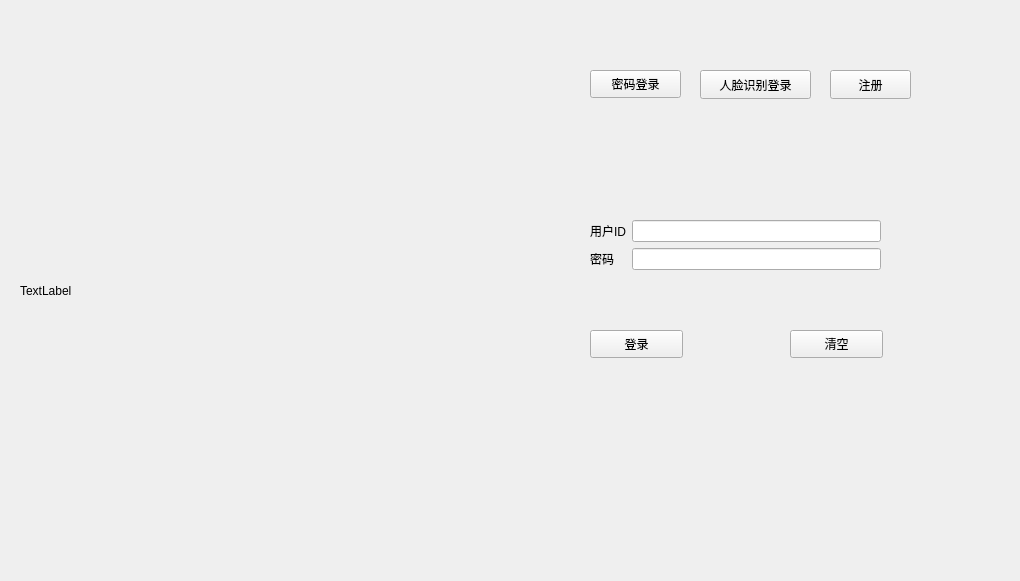
Old version of the form window/register.ui in the repository zzuwcc/zzu-12.
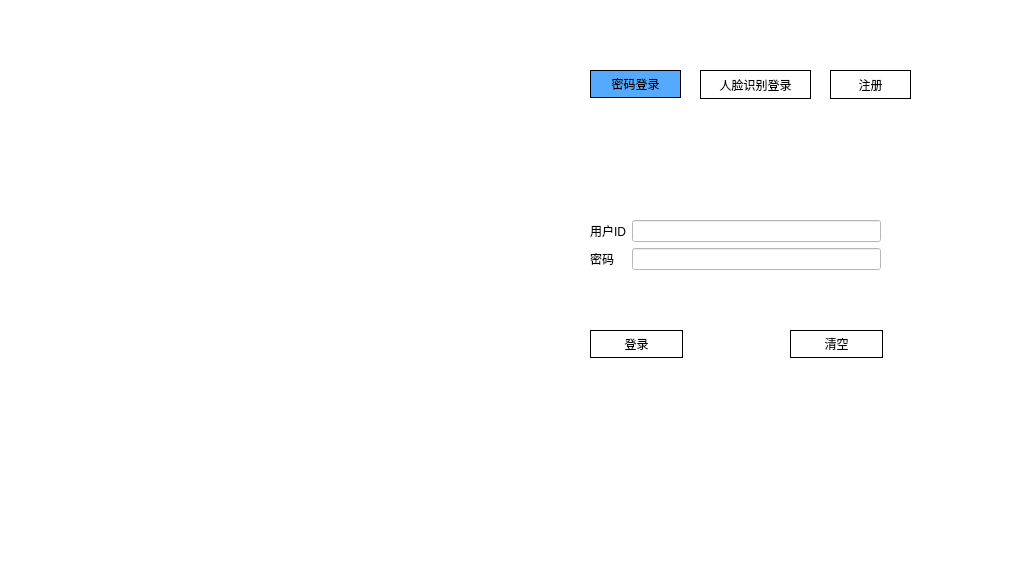
New version of the form. The open tabs and pages were chosen to show the change.

Patch:
```diff
--- a/window/register.ui
+++ b/window/register.ui
@@ -14,7 +14,10 @@
    </rect>
   </property>
   <property name="windowTitle">
-   <string>Form</string>
+   <string/>
+  </property>
+  <property name="styleSheet">
+   <string notr="true">background-color: rgb(255, 255, 255);</string>
   </property>
   <widget class="QStackedWidget" name="stackedWidget">
    <property name="geometry">
@@ -166,6 +169,11 @@
        <height>28</height>
       </rect>
      </property>
+     <property name="styleSheet">
+      <string notr="true">QPushButton{
+border: 1px solid;
+}</string>
+     </property>
      <property name="text">
       <string>清空</string>
      </property>
@@ -179,6 +187,11 @@
        <height>28</height>
       </rect>
      </property>
+     <property name="styleSheet">
+      <string notr="true">QPushButton{
+border: 1px solid;
+}</string>
+     </property>
      <property name="text">
       <string>登录</string>
      </property>
@@ -195,7 +208,7 @@
     </rect>
    </property>
    <property name="text">
-    <string>TextLabel</string>
+    <string/>
    </property>
   </widget>
   <widget class="QPushButton" name="pushButton">
@@ -207,6 +220,12 @@
      <height>28</height>
     </rect>
    </property>
+   <property name="styleSheet">
+    <string notr="true">QPushButton{
+background-color: rgb(85, 170, 255);
+border: 1px solid;
+}</string>
+   </property>
    <property name="text">
     <string>密码登录</string>
    </property>
@@ -221,10 +240,9 @@
     </rect>
    </property>
    <property name="styleSheet">
-    <string notr="true">QPushButton{    
-    font-family: 微软雅黑,宋体,Arial,Helvetica,Verdana,sans-serif;  ;
-}
-QPushButton::pressed{ background: #3C79F2; border-color: #11505C; font-weight: bold; font-family:Microsoft YaHei; }</string>
+    <string notr="true">QPushButton{
+border: 1px solid;
+}</string>
    </property>
    <property name="text">
     <string>人脸识别登录</string>
@@ -240,7 +258,9 @@
     </rect>
    </property>
    <property name="styleSheet">
-    <string notr="true"/>
+    <string notr="true">QPushButton{
+border: 1px solid;
+}</string>
    </property>
    <property name="text">
     <string>注册</string>
```
Left out of the diff: 20 changed lines with no effect on the pictures.
